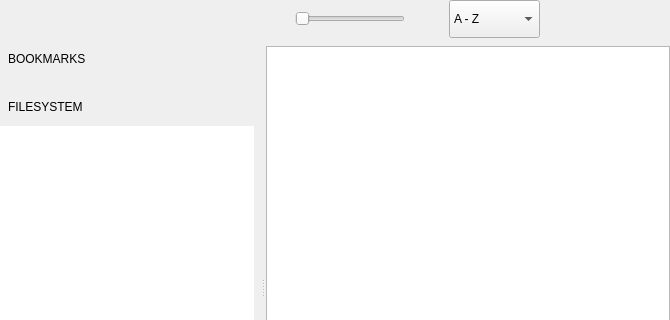
Old version of the form qimgv/gui/folderview/folderview.ui in the repository do-i/thumbgrid; both pictures show x 0 to 670 and y 0 to 320 of the 670 by 534 pixel window.
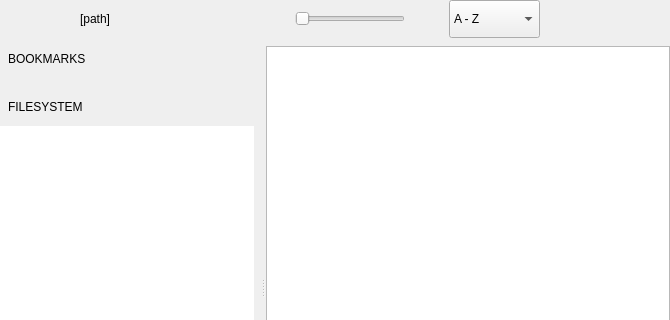
New version of the form. Custom widgets are drawn as their Qt base class.

Commit message: pathbar mockup

What changed in the file:
```diff
--- a/qimgv/gui/folderview/folderview.ui
+++ b/qimgv/gui/folderview/folderview.ui
@@ -121,13 +121,23 @@
         </property>
        </widget>
       </item>
+      <item>
+       <widget class="QLabel" name="pathLabel">
+        <property name="cursor">
+         <cursorShape>IBeamCursor</cursorShape>
+        </property>
+        <property name="text">
+         <string>[path]</string>
+        </property>
+       </widget>
+      </item>
       <item>
        <spacer name="horizontalSpacer">
         <property name="orientation">
          <enum>Qt::Horizontal</enum>
         </property>
         <property name="sizeType">
-         <enum>QSizePolicy::Expanding</enum>
+         <enum>QSizePolicy::MinimumExpanding</enum>
         </property>
         <property name="sizeHint" stdset="0">
          <size>
```
The commit also changes 2 other files.
